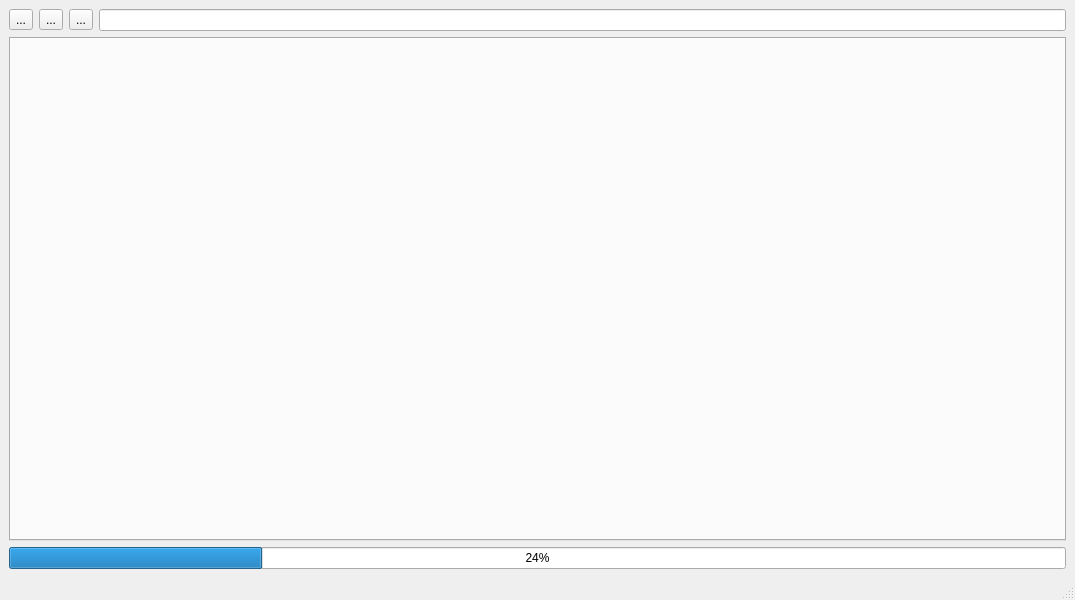
Before: the Qt Designer form code/MainWindow.ui in vishalkumar2222/browser, drawn with Qt 5.
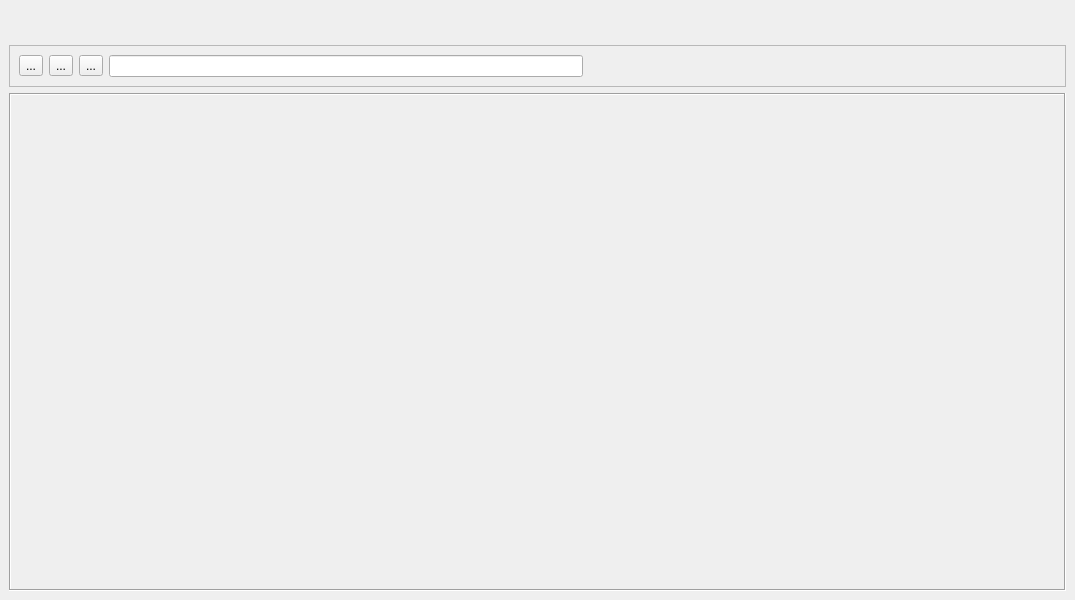
After: the same form once the commit is applied. Icons and pictures are not drawn.

The edit to the form file:
```diff
--- a/code/MainWindow.ui
+++ b/code/MainWindow.ui
@@ -16,6 +16,41 @@
   <widget class="QWidget" name="centralwidget">
    <layout class="QVBoxLayout" name="verticalLayout">
     <item>
+     <widget class="QFrame" name="frame_tabs">
+      <property name="sizePolicy">
+       <sizepolicy hsizetype="Preferred" vsizetype="Fixed">
+        <horstretch>0</horstretch>
+        <verstretch>0</verstretch>
+       </sizepolicy>
+      </property>
+      <property name="minimumSize">
+       <size>
+        <width>0</width>
+        <height>30</height>
+       </size>
+      </property>
+      <property name="frameShape">
+       <enum>QFrame::Shape::NoFrame</enum>
+      </property>
+      <property name="frameShadow">
+       <enum>QFrame::Shadow::Raised</enum>
+      </property>
+     </widget>
+    </item>
+    <item>
+     <widget class="QFrame" name="frame_address">
+      <property name="sizePolicy">
+       <sizepolicy hsizetype="Preferred" vsizetype="Fixed">
+        <horstretch>0</horstretch>
+        <verstretch>0</verstretch>
+       </sizepolicy>
+      </property>
+      <property name="frameShape">
+       <enum>QFrame::Shape::StyledPanel</enum>
+      </property>
+      <property name="frameShadow">
+       <enum>QFrame::Shadow::Raised</enum>
+      </property>
      <layout class="QHBoxLayout" name="horizontalLayout">
       <item>
        <widget class="QToolButton" name="m_tool_btn_back">
@@ -54,35 +89,34 @@
         </property>
        </widget>
       </item>
-     </layout>
-    </item>
     <item>
-     <widget class="QTabWidget" name="m_tab_widget">
-      <property name="currentIndex">
-       <number>-1</number>
-      </property>
+        <spacer name="horizontalSpacer">
+         <property name="orientation">
+          <enum>Qt::Orientation::Horizontal</enum>
+         </property>
+         <property name="sizeHint" stdset="0">
+          <size>
+           <width>467</width>
+           <height>20</height>
+          </size>
+         </property>
+        </spacer>
+       </item>
+      </layout>
      </widget>
     </item>
     <item>
-     <widget class="QProgressBar" name="m_progress_bar">
-      <property name="value">
-       <number>24</number>
+     <widget class="QFrame" name="frame_page">
+      <property name="frameShape">
+       <enum>QFrame::Shape::Box</enum>
       </property>
+      <property name="frameShadow">
+       <enum>QFrame::Shadow::Sunken</enum>
+      </property>
      </widget>
     </item>
    </layout>
   </widget>
-  <widget class="QMenuBar" name="menubar">
-   <property name="geometry">
-    <rect>
-     <x>0</x>
-     <y>0</y>
-     <width>1075</width>
-     <height>22</height>
-    </rect>
-   </property>
-  </widget>
-  <widget class="QStatusBar" name="statusbar"/>
  </widget>
  <resources/>
  <connections/>
```
Left out of the diff: 3 changed lines with no effect on the pictures. Lines whose indentation alone changed are shown as unchanged.
